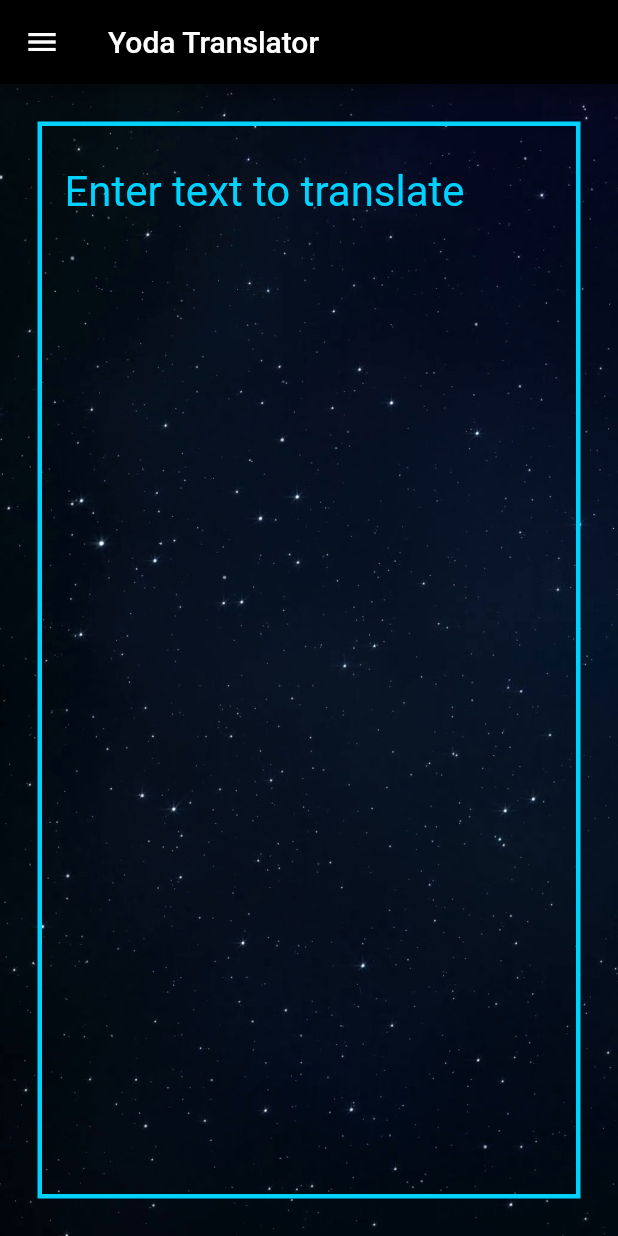
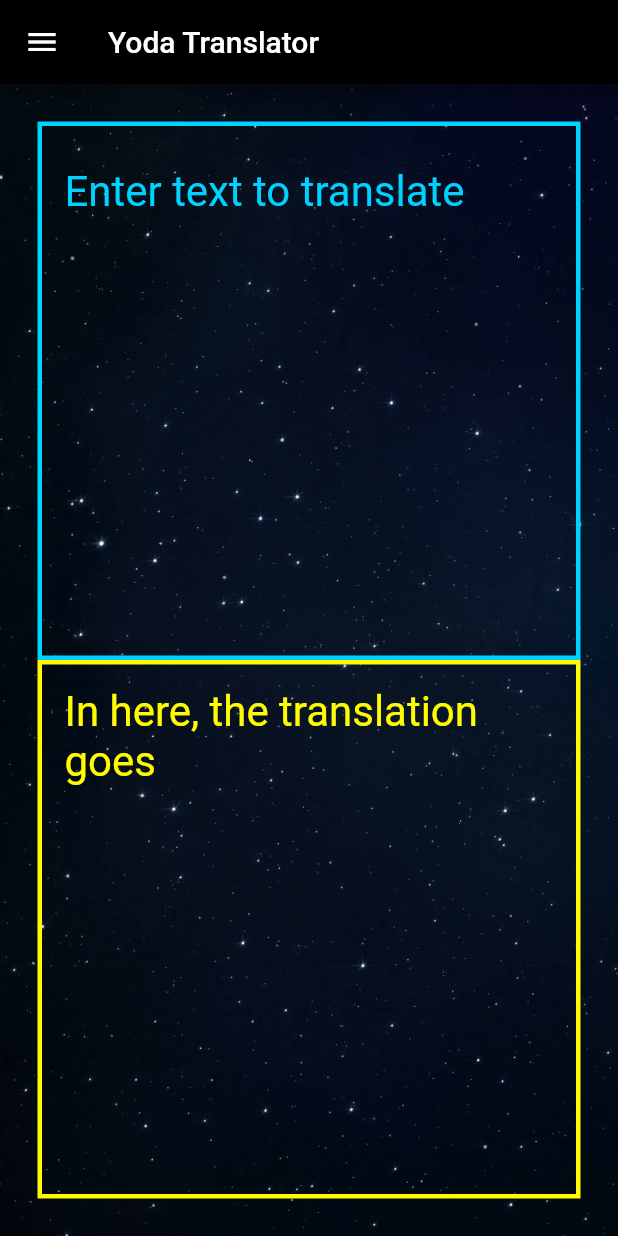
Before and after one commit to MatthewJones517/yoda_translator, a Flutter app: the screen it shows after launch, on a phone screen of 412 x 824 dp. Run offline on Flutter 3.47's test engine with Material 2 defaults, Android fonts, the phone set to English and light mode, and no system bars.

Commit message:
Added output text box

```diff
--- a/lib/src/screens/home.dart
+++ b/lib/src/screens/home.dart
@@ -29,13 +29,14 @@
     );
   }
 
-   Widget uiItems(BuildContext context) {
+  Widget uiItems(BuildContext context) {
     return Container(
       margin: EdgeInsets.all(25),
       child: Column(
         crossAxisAlignment: CrossAxisAlignment.stretch,
         children: <Widget>[
           inputTextBox(),
+          outputTextBox(context),
         ],
       ),
     );
@@ -79,4 +80,32 @@
       ),
     );
   }
+
+  Widget outputTextBox(BuildContext context) {
+    return Expanded(
+      flex: 6,
+      child: Container(
+        decoration: BoxDecoration(
+          border: Border.all(
+            width: 3,
+            color: Color(0xfffffc00),
+          ),
+        ),
+        padding: EdgeInsets.all(15),
+        // Todo - Fix output text content
+        child: outputText("In here, the translation goes"),
+      ),
+    );
+  }
+
+  Widget outputText(String text) {
+    return Text(
+      text,
+      textAlign: TextAlign.start,
+      style: TextStyle(
+        color: Color(0xfffffc00),
+        fontSize: 28,
+      ),
+    );
+  }
 }
```
